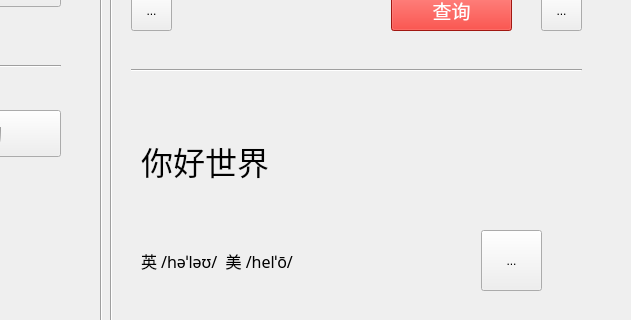
Above: mainwindow.ui from su29029/demo-english-memory-word before the change; both pictures show x 169 to 800 and y 180 to 500 of the 800 by 600 pixel window. Below: the same form after it.
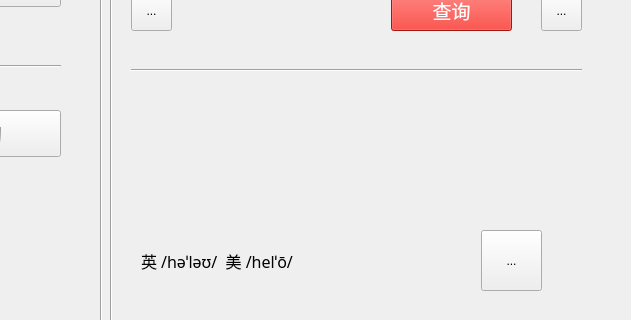
That is the form after the change. The open tabs and pages were chosen to show the change. Icons and pictures are not drawn.

Patch:
```diff
--- a/mainwindow.ui
+++ b/mainwindow.ui
@@ -296,7 +296,7 @@
        </font>
       </property>
       <property name="text">
-       <string>你好世界</string>
+       <string/>
       </property>
      </widget>
      <widget class="QLabel" name="transSymbol">
```
Left out of the diff: 4 changed lines with no effect on the pictures.
